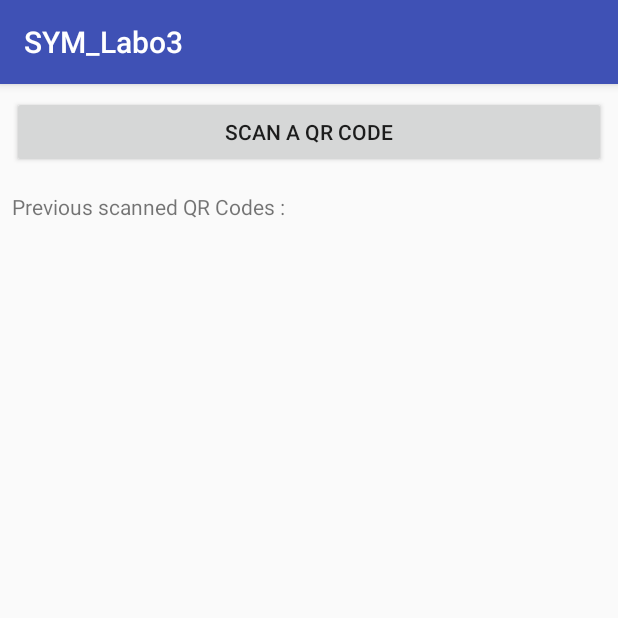
After one commit to Nooka10/SYM_Labo3, an Android app: the QRCodeActivity screen opened directly, with no data from a screen before it, on a phone screen of 412 x 824 dp, the top half of it. The commit adds this screen. Run offline under Robolectric (Android 15) with nearby library versions, the phone set to English and light mode, and no system bars; libraries missing offline, so code that uses them is left out: com.google.zxing.integration.

Commit message:
QRCode fonctionnels! :D

```diff
--- a/app/build.gradle
+++ b/app/build.gradle
@@ -10,6 +10,7 @@ android {
         versionName "1.0"
         testInstrumentationRunner "android.support.test.runner.AndroidJUnitRunner"
     }
+    buildToolsVersion '28.0.3'
     buildTypes {
         release {
             minifyEnabled false
@@ -20,11 +21,14 @@ android {
 
 dependencies {
     implementation fileTree(dir: 'libs', include: ['*.jar'])
+    //noinspection GradleCompatible
     implementation 'com.android.support:appcompat-v7:28.0.0'
     implementation 'com.android.support.constraint:constraint-layout:1.1.3'
     implementation 'com.android.support:design:28.0.0'
     implementation 'org.altbeacon:android-beacon-library:2.15.2'
     implementation 'com.karumi:dexter:5.0.0'
+    implementation 'com.journeyapps:zxing-android-embedded:3.6.0'
+    implementation 'com.google.zxing:core:3.3.2'
     testImplementation 'junit:junit:4.12'
     androidTestImplementation 'com.android.support.test:runner:1.0.2'
     androidTestImplementation 'com.android.support.test.espresso:espresso-core:3.0.2'
--- a/app/src/main/AndroidManifest.xml
+++ b/app/src/main/AndroidManifest.xml
@@ -13,7 +13,9 @@
 		android:label = "@string/app_name"
 		android:roundIcon = "@mipmap/ic_launcher_round"
 		android:supportsRtl = "true"
-		android:theme = "@style/AppTheme">
+		android:theme = "@style/AppTheme"
+		android:hardwareAccelerated = "true"
+		>
 		<activity android:name = ".MainActivity">
 			<intent-filter>
 				<action android:name = "android.intent.action.MAIN"/>
@@ -37,6 +39,8 @@
 		</activity>
 		<activity android:name = ".iBeacon.IBeaconActivity">
 		</activity>
+		<activity android:name = ".QRCode.QRCodeActivity">
+		</activity>
 	</application>
 
 </manifest>
--- /dev/null
+++ b/app/src/main/java/com/labo3/sym/sym_labo3/QRCode/QRCodeActivity.java
@@ -0,0 +1,73 @@
+package com.labo3.sym.sym_labo3.QRCode;
+
+import android.content.Intent;
+import android.os.Bundle;
+import android.support.annotation.Nullable;
+import android.support.v7.app.AppCompatActivity;
+import android.text.method.ScrollingMovementMethod;
+import android.view.View;
+import android.widget.Button;
+import android.widget.TextView;
+import android.widget.Toast;
+import com.google.zxing.integration.android.IntentIntegrator;
+import com.google.zxing.integration.android.IntentResult;
+import com.labo3.sym.sym_labo3.R;
+
+public class QRCodeActivity extends AppCompatActivity {
+
+	private TextView textView;
+	private Button button;
+
+	@Override
+	protected void onCreate(@Nullable Bundle savedInstanceState) {
+		super.onCreate(savedInstanceState);
+		setContentView(R.layout.activity_qrcode);
+
+		textView = (TextView) findViewById(R.id.qrcode_activity_previous_qrcode_textview);
+		button = (Button) findViewById(R.id.qrcode_activity_scan_qrcode_button);
+
+		textView.setMovementMethod(new ScrollingMovementMethod());
+
+		if (savedInstanceState != null) {
+			textView.setText(savedInstanceState.getString("previousScannedQRCode"));
+		}
+
+		button.setOnClickListener(new View.OnClickListener() {
+			@Override
+			public void onClick(View view) {
+				startNewBarecodeIntent();
+			}
+		});
+	}
+
+	@Override
+	protected void onSaveInstanceState(Bundle outState) {
+		super.onSaveInstanceState(outState);
+		outState.putString("previousScannedQRCode", textView.getText().toString());
+	}
+
+	private void startNewBarecodeIntent() {
+		IntentIntegrator integrator = new IntentIntegrator(this);
+		integrator.setPrompt(getString(R.string.qrcode_activity_barcode_prompt));
+		integrator.setBeepEnabled(false);
+		integrator.setBarcodeImageEnabled(true);
+		integrator.setOrientationLocked(false);
+		integrator.initiateScan();
+	}
+
+	// Get the results:
+	@Override
+	protected void onActivityResult(int requestCode, int resultCode, Intent data) {
+		IntentResult result = IntentIntegrator.parseActivityResult(requestCode, resultCode, data);
+		if (result != null) {
+			if (result.getContents() == null) {
+				Toast.makeText(this, "Cancelled", Toast.LENGTH_LONG).show();
+			} else {
+				Toast.makeText(this, "Scanned: " + result.getContents(), Toast.LENGTH_LONG).show();
+				textView.setText(textView.getContext().getString(R.string.qrcode_activity_previous_scanned_qrcodes, textView.getText(), result.getContents()));
+			}
+		} else {
+			super.onActivityResult(requestCode, resultCode, data);
+		}
+	}
+}
--- /dev/null
+++ b/app/src/main/res/layout/activity_qrcode.xml
@@ -0,0 +1,55 @@
+<?xml version="1.0" encoding="utf-8"?>
+<android.support.constraint.ConstraintLayout
+	xmlns:android = "http://schemas.android.com/apk/res/android"
+	xmlns:tools = "http://schemas.android.com/tools"
+	xmlns:app = "http://schemas.android.com/apk/res-auto"
+	android:layout_width = "match_parent"
+	android:layout_height = "match_parent"
+	tools:context = ".QRCode.QRCodeActivity"
+	>
+
+	<Button
+		android:id = "@+id/qrcode_activity_scan_qrcode_button"
+		android:text = "@string/qrcode_activity_scan_qrcode_button"
+		android:layout_width = "0dp"
+		android:layout_height = "wrap_content"
+		android:layout_marginTop = "8dp"
+		android:layout_marginBottom = "8dp"
+		android:layout_marginStart = "8dp"
+		android:layout_marginEnd = "8dp"
+		app:layout_constraintTop_toTopOf = "parent"
+		app:layout_constraintStart_toStartOf = "parent"
+		app:layout_constraintEnd_toEndOf = "parent"
+		app:layout_constraintBottom_toTopOf = "@+id/qrcode_activity_title_textview"
+		/>
+
+	<TextView
+		android:id = "@+id/qrcode_activity_title_textview"
+		android:text = "@string/qrcode_activity_title"
+		android:layout_width = "0dp"
+		android:layout_height = "wrap_content"
+		android:layout_marginStart = "8dp"
+		android:layout_marginEnd = "8dp"
+		android:layout_marginBottom = "8dp"
+		android:layout_marginTop = "8dp"
+		app:layout_constraintEnd_toEndOf = "parent"
+		app:layout_constraintStart_toStartOf = "parent"
+		app:layout_constraintBottom_toTopOf = "@+id/qrcode_activity_previous_qrcode_textview"
+		app:layout_constraintTop_toBottomOf = "@+id/qrcode_activity_scan_qrcode_button"
+		/>
+
+
+	<TextView
+		android:id = "@+id/qrcode_activity_previous_qrcode_textview"
+		android:layout_width = "0dp"
+		android:layout_height = "0dp"
+		android:layout_marginStart = "8dp"
+		android:layout_marginEnd = "8dp"
+		android:layout_marginTop = "8dp"
+		android:scrollbars = "vertical"
+		app:layout_constraintStart_toStartOf = "parent"
+		app:layout_constraintEnd_toEndOf = "parent"
+		app:layout_constraintTop_toBottomOf = "@+id/qrcode_activity_title_textview"
+		app:layout_constraintBottom_toBottomOf = "parent"
+		/>
+</android.support.constraint.ConstraintLayout>
```
Also changed, not shown: app/src/main/java/com/labo3/sym/sym_labo3/MainActivity.java (+9 -0 lines), app/src/main/res/values/strings.xml (+7 -0 lines).
